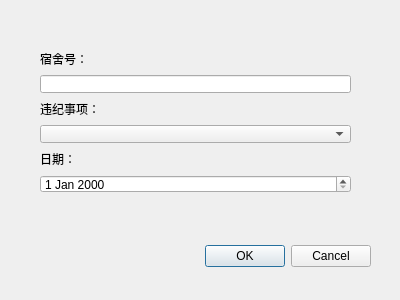
Qt form StudentDormManage/dialog_rulebreak_add.ui (ThocatsYoung/StuDormMana) before a commit.
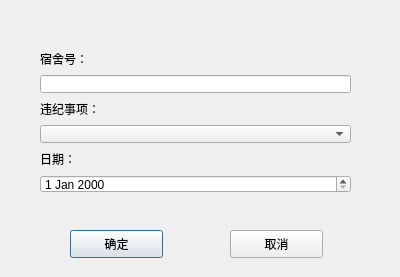
The same form after that commit.

```diff
--- a/StudentDormManage/dialog_rulebreak_add.ui
+++ b/StudentDormManage/dialog_rulebreak_add.ui
@@ -7,28 +7,12 @@
     <x>0</x>
     <y>0</y>
     <width>400</width>
-    <height>300</height>
+    <height>277</height>
    </rect>
   </property>
   <property name="windowTitle">
    <string>Dialog</string>
   </property>
-  <widget class="QDialogButtonBox" name="buttonBox">
-   <property name="geometry">
-    <rect>
-     <x>30</x>
-     <y>240</y>
-     <width>341</width>
-     <height>32</height>
-    </rect>
-   </property>
-   <property name="orientation">
-    <enum>Qt::Horizontal</enum>
-   </property>
-   <property name="standardButtons">
-    <set>QDialogButtonBox::Cancel|QDialogButtonBox::Ok</set>
-   </property>
-  </widget>
   <widget class="QWidget" name="formLayoutWidget">
    <property name="geometry">
     <rect>
@@ -96,6 +80,32 @@
     </item>
    </layout>
   </widget>
+  <widget class="QPushButton" name="pushButton_ok">
+   <property name="geometry">
+    <rect>
+     <x>70</x>
+     <y>230</y>
+     <width>93</width>
+     <height>28</height>
+    </rect>
+   </property>
+   <property name="text">
+    <string>确定</string>
+   </property>
+  </widget>
+  <widget class="QPushButton" name="pushButton_cancel">
+   <property name="geometry">
+    <rect>
+     <x>230</x>
+     <y>230</y>
+     <width>93</width>
+     <height>28</height>
+    </rect>
+   </property>
+   <property name="text">
+    <string>取消</string>
+   </property>
+  </widget>
  </widget>
  <resources/>
  <connections>
```
Left out of the diff: 35 changed lines with no effect on the pictures.
